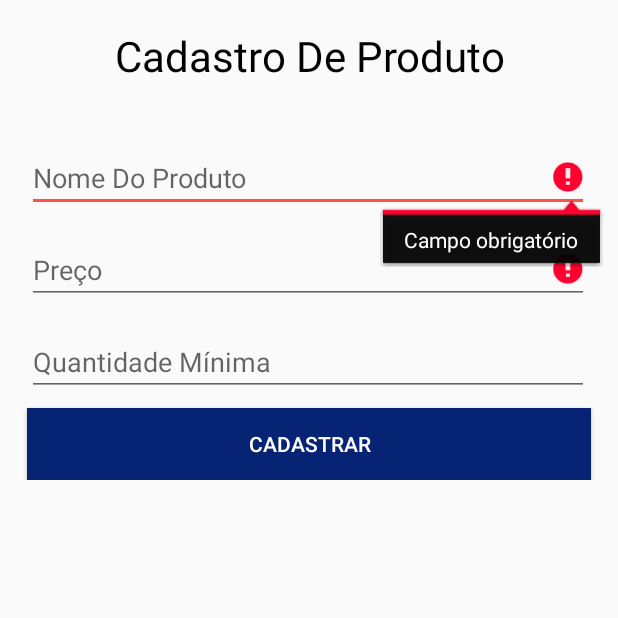
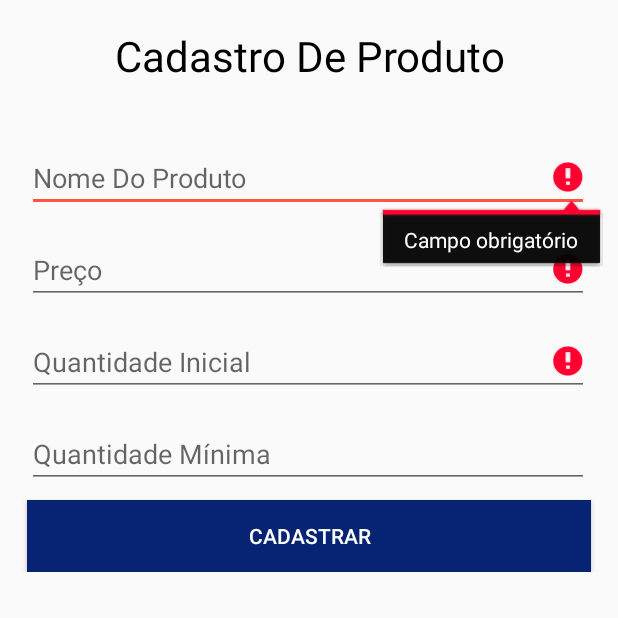
Before and after one commit to RenatoAWK/iStock, an Android app: the RegisterProductActivity screen opened directly, with no data from a screen before it, after a tap on "CADASTRAR", on a phone screen of 412 x 824 dp, the top half of it. Run offline under Robolectric (Android 15) with nearby library versions, the phone set to English and light mode, and no system bars.

Commit message:
Adição do campo quantidade

```diff
--- a/app/src/main/java/bsi/mpoo/istock/data/product/ContractProduct.java
+++ b/app/src/main/java/bsi/mpoo/istock/data/product/ContractProduct.java
@@ -11,6 +11,7 @@ public class ContractProduct  implements BaseColumns{
     public static final String TABLE_NAME = "products";
     public static final String COLUMN_NAME = "name";
     public static final String COLUMN_PRICE = "price";
+    public static final String COLUMN_QUANTITY = "quantity";
     public static final String COLUMN_MINIMUM_QUANTITY = "minimum_quantity";
     public static final String COLUMN_ID_ADM = "id_administrator";
     public static final String COLUMN_STATUS = "status";
@@ -20,6 +21,7 @@ public class ContractProduct  implements BaseColumns{
             ContractProduct._ID + " INTEGER PRIMARY KEY AUTOINCREMENT,"+
             ContractProduct.COLUMN_NAME + " TEXT,"+
             ContractProduct.COLUMN_PRICE + " TEXT,"+
+            ContractProduct.COLUMN_QUANTITY + " INTEGER,"+
             ContractProduct.COLUMN_MINIMUM_QUANTITY + " INTEGER,"+
             ContractProduct.COLUMN_ID_ADM + " INTEGER,"+
             ContractProduct.COLUMN_STATUS + " INTEGER,"+
--- a/app/src/main/java/bsi/mpoo/istock/gui/RegisterProductActivity.java
+++ b/app/src/main/java/bsi/mpoo/istock/gui/RegisterProductActivity.java
@@ -21,6 +21,7 @@ public class RegisterProductActivity extends AppCompatActivity {
 
     EditText nameEditText;
     EditText priceEditText;
+    EditText quantityEditText;
     EditText minimumEditText;
 
     User user;
@@ -35,6 +36,7 @@ public class RegisterProductActivity extends AppCompatActivity {
 
         nameEditText = findViewById(R.id.editTextNameRegisterProduct);
         priceEditText = findViewById(R.id.editTextPriceRegisterProduct);
+        quantityEditText = findViewById(R.id.editTextQuantityRegisterProduct);
         minimumEditText = findViewById(R.id.editTextMinimumRegisterProduct);
     }
 
@@ -53,6 +55,7 @@ public class RegisterProductActivity extends AppCompatActivity {
         Product newProduct = new Product();
         newProduct.setName(nameEditText.getText().toString().trim().toUpperCase());
         newProduct.setPrice(new BigDecimal(priceEditText.getText().toString()));
+        newProduct.setQuantity(Long.parseLong(quantityEditText.getText().toString()));
 
         if (minimumEditText.getText().toString().isEmpty()){
             newProduct.setMinimumQuantity(-1);
@@ -93,7 +96,7 @@ public class RegisterProductActivity extends AppCompatActivity {
 
     private boolean isAllFieldsValid(Validations validations){
 
-        boolean valid = validations.editValidate(nameEditText, priceEditText);
+        boolean valid = validations.editValidate(nameEditText, quantityEditText, priceEditText);
 
         if (!validations.name(nameEditText.getText().toString())){
             if (nameEditText.getError() == null){
@@ -109,6 +112,14 @@ public class RegisterProductActivity extends AppCompatActivity {
             }
             valid = false;
         }
+        if (!validations.quantity(quantityEditText.getText().toString())){
+            if (quantityEditText.getError() == null){
+                quantityEditText.requestFocus();
+                quantityEditText.setError(getString(R.string.invalid_value));
+            }
+            valid = false;
+        }
+
         if (!validations.minimum(minimumEditText.getText().toString())){
             minimumEditText.requestFocus();
             minimumEditText.setError(getString(R.string.invalid_quantity));
--- a/app/src/main/java/bsi/mpoo/istock/services/Validations.java
+++ b/app/src/main/java/bsi/mpoo/istock/services/Validations.java
@@ -82,13 +82,25 @@ public class Validations {
         }
     }
 
+    public boolean quantity(String quantity){
+        try {
+            long number = Long.parseLong(quantity);
+            if (number > 0){
+                return true;
+            }
+            throw  new Exception();
+        } catch (Exception error){
+            return false;
+        }
+    }
+
     public boolean minimum(String minimum) {
         if (minimum.isEmpty()){
             return true;
         }
         try {
-            BigDecimal bigDecimal = new BigDecimal(minimum);
-            if (bigDecimal.compareTo(new BigDecimal("0"))>=0){
+            long number = Long.parseLong(minimum);
+            if (number > 0){
                 return true;
             }
             throw new Exception();
--- a/app/src/main/res/layout/activity_register_product.xml
+++ b/app/src/main/res/layout/activity_register_product.xml
@@ -58,6 +58,18 @@
                 android:inputType="numberDecimal" />
 
             <EditText
+                android:id="@+id/editTextQuantityRegisterProduct"
+                android:layout_width="match_parent"
+                android:layout_height="wrap_content"
+                android:layout_marginStart="8dp"
+                android:layout_marginTop="8dp"
+                android:layout_marginEnd="9dp"
+                android:layout_marginBottom="8dp"
+                android:ems="10"
+                android:hint="@string/quantity"
+                android:inputType="number" />
+
+            <EditText
                 android:id="@+id/editTextMinimumRegisterProduct"
                 android:layout_width="match_parent"
                 android:layout_height="wrap_content"
--- a/app/src/main/res/values/strings.xml
+++ b/app/src/main/res/values/strings.xml
@@ -70,4 +70,5 @@
     <string name="invalid_value">Valor inválido</string>
     <string name="invalid_quantity">Quantidade Inválida</string>
     <string name="product_already_registered">Produto já registrado</string>
+    <string name="quantity">Quantidade Inicial</string>
 </resources>
```
Also changed, not shown: app/src/main/java/bsi/mpoo/istock/data/product/ProductDAO.java (+10 -0 lines), app/src/main/java/bsi/mpoo/istock/domain/Product.java (+11 -0 lines).
